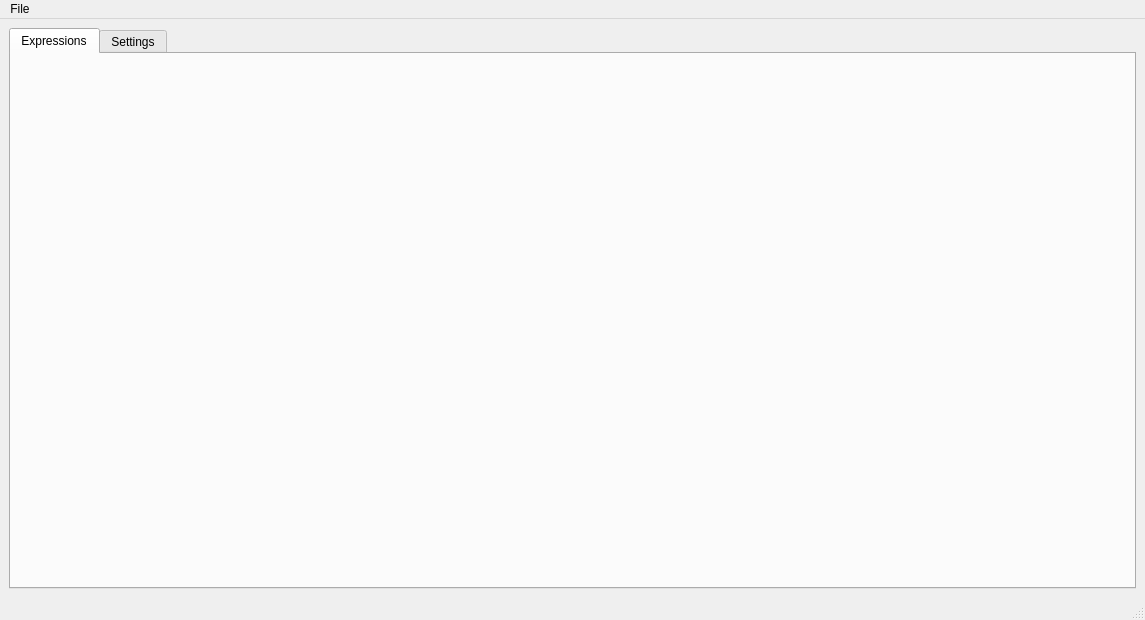
First picture: the form in src/amygo/ui_main_window.ui, repository Philaeux/Amygo, before the edit.
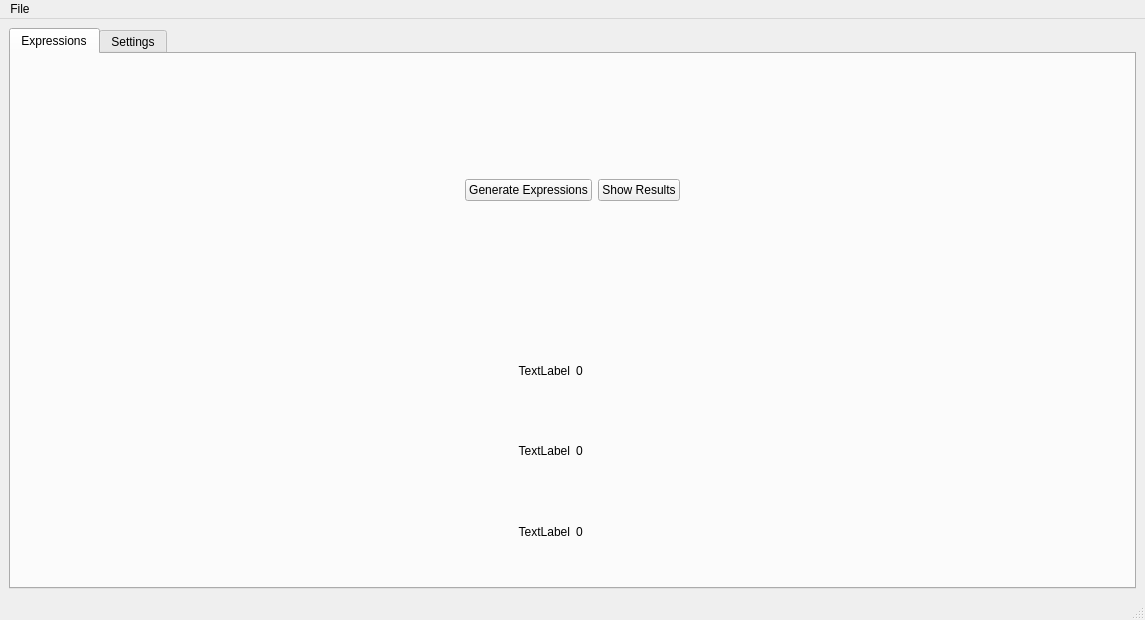
Second picture: the form after the edit. The open tabs and pages were chosen to show the change.

The edit to the form file:
```diff
--- a/src/amygo/ui_main_window.ui
+++ b/src/amygo/ui_main_window.ui
@@ -24,6 +24,111 @@
        <attribute name="title">
         <string>Expressions</string>
        </attribute>
+       <layout class="QVBoxLayout" name="verticalLayout_3">
+        <item>
+         <widget class="QWidget" name="horizontalWidget" native="true">
+          <layout class="QHBoxLayout" name="horizontalLayout">
+           <item>
+            <spacer name="horizontalSpacer">
+             <property name="orientation">
+              <enum>Qt::Horizontal</enum>
+             </property>
+             <property name="sizeHint" stdset="0">
+              <size>
+               <width>40</width>
+               <height>20</height>
+              </size>
+             </property>
+            </spacer>
+           </item>
+           <item>
+            <widget class="QPushButton" name="buttonGenerate">
+             <property name="text">
+              <string>Generate Expressions</string>
+             </property>
+            </widget>
+           </item>
+           <item>
+            <widget class="QPushButton" name="buttonResults">
+             <property name="text">
+              <string>Show Results</string>
+             </property>
+            </widget>
+           </item>
+           <item>
+            <spacer name="horizontalSpacer_2">
+             <property name="orientation">
+              <enum>Qt::Horizontal</enum>
+             </property>
+             <property name="sizeHint" stdset="0">
+              <size>
+               <width>40</width>
+               <height>20</height>
+              </size>
+             </property>
+            </spacer>
+           </item>
+          </layout>
+         </widget>
+        </item>
+        <item>
+         <widget class="QWidget" name="gridWidget" native="true">
+          <layout class="QGridLayout" name="gridLayout_2">
+           <item row="1" column="0">
+            <widget class="QLabel" name="expression1">
+             <property name="text">
+              <string>TextLabel</string>
+             </property>
+             <property name="alignment">
+              <set>Qt::AlignRight|Qt::AlignTrailing|Qt::AlignVCenter</set>
+             </property>
+            </widget>
+           </item>
+           <item row="1" column="1">
+            <widget class="QLabel" name="result1">
+             <property name="text">
+              <string>0</string>
+             </property>
+            </widget>
+           </item>
+           <item row="0" column="1">
+            <widget class="QLabel" name="result0">
+             <property name="text">
+              <string>0</string>
+             </property>
+            </widget>
+           </item>
+           <item row="0" column="0">
+            <widget class="QLabel" name="expression0">
+             <property name="text">
+              <string>TextLabel</string>
+             </property>
+             <property name="alignment">
+              <set>Qt::AlignRight|Qt::AlignTrailing|Qt::AlignVCenter</set>
+             </property>
+            </widget>
+           </item>
+           <item row="2" column="0">
+            <widget class="QLabel" name="expression2">
+             <property name="text">
+              <string>TextLabel</string>
+             </property>
+             <property name="alignment">
+              <set>Qt::AlignRight|Qt::AlignTrailing|Qt::AlignVCenter</set>
+             </property>
+            </widget>
+           </item>
+           <item row="2" column="1">
+            <widget class="QLabel" name="result2">
+             <property name="text">
+              <string>0</string>
+             </property>
+            </widget>
+           </item>
+          </layout>
+         </widget>
+        </item>
+       </layout>
       </widget>
       <widget class="QWidget" name="tab_2">
        <attribute name="title">
```
Left out of the diff: 18 changed lines with no effect on the pictures.
